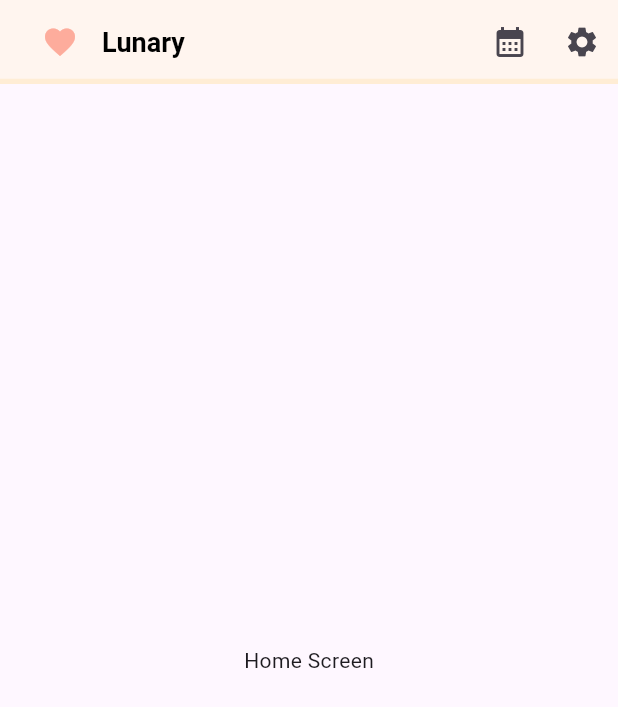
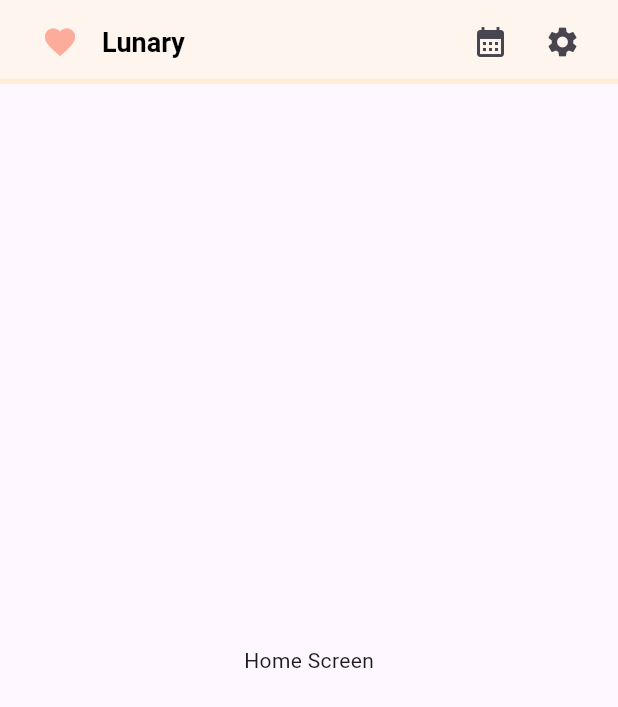
Before and after one commit to Lunary-AI-Diary/Lunary, a Flutter app: the screen it shows after launch, on a phone screen of 412 x 824 dp. Shown: the top 707 px of the screen. Run offline on Flutter 3.47's test engine with Material 3 defaults, Android fonts, the phone set to English and light mode, and no system bars.

Commit message:
fix: 앱 바 좌우 간격을 맞추기 위해 actionsPadding 추가

```diff
--- a/lib/screens/home_screen.dart
+++ b/lib/screens/home_screen.dart
@@ -32,6 +32,7 @@ class HomeScreen extends StatelessWidget {
         backgroundColor: Color(0xFFFFF5EF),
 
         // 오른쪽 버튼
+        actionsPadding: EdgeInsets.only(right: 13),
         actions: <Widget>[
           // 달력 버튼
           IconButton(
```
